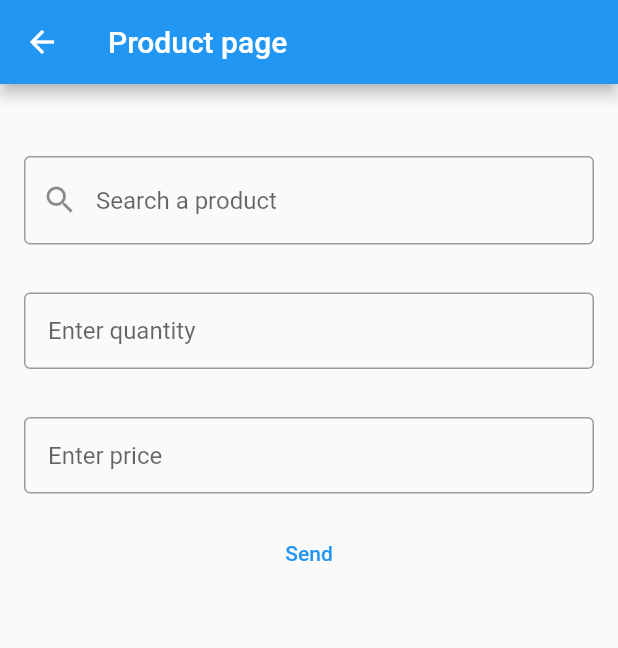
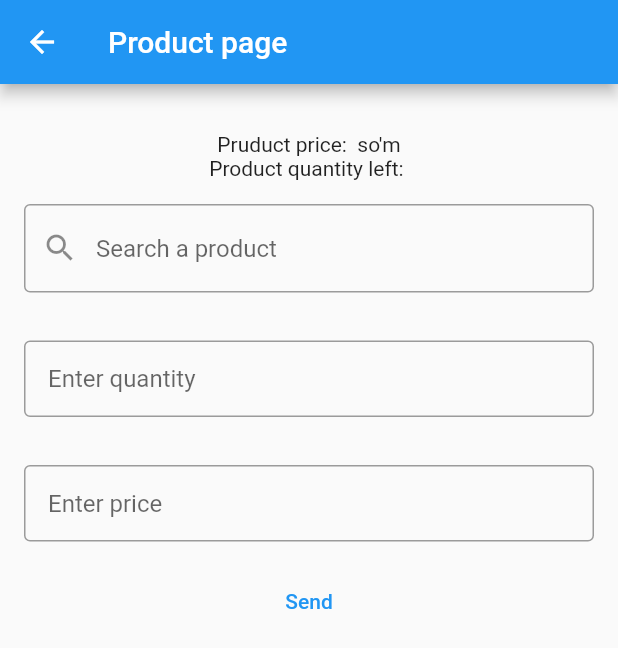
Before and after one commit to Alfraganus/flutterLearn, a Flutter app: the ProductForm screen opened directly, on a phone screen of 412 x 824 dp. Shown: the top 648 px of the screen. Run offline on Flutter 3.47's test engine with Material 2 defaults, Android fonts, the phone set to English and light mode, and no system bars; drawn by our look-alikes of flutter_typeahead; our stand-ins replace faker, file, shared_preferences; missing offline and left inert: dart:html; accounts and stored records are empty; network calls fail; statements that could not run were skipped.

Commit message:
product adding finished

```diff
--- a/lib/models/products.dart
+++ b/lib/models/products.dart
@@ -28,7 +28,7 @@ class Products {
 Future<List<Products>> getProducts() async {
   try {
     final http.Response response = await http.get(
-        Uri.parse('https://api.spector77.uz/rest/sales/products')
+        Uri.parse('https://api.spector77.uz/rest/sales/products?expand=productPrice')
     );
     if (response.statusCode == 200) {
       // print('the body is '+(response.body));
--- a/lib/models/userApi.dart
+++ b/lib/models/userApi.dart
@@ -4,21 +4,27 @@ import 'package:http/http.dart' as http;
 class User {
   final String name;
   final String id;
+  final String price;
+  final String quantity;
 
   const User({
     this.name,
     this.id,
+    this.price,
+    this.quantity
   });
 
   static User fromJson(Map<String, dynamic> json) => User(
     name: json['name'],
     id: json['id'].toString(),
+    price: json['productPrice']['price'].toString(),
+    quantity: json['productQuantity']['quantity'].toString(),
   );
 }
 
 class UserApi {
   static Future<List<User>> getUserSuggestions(String query) async {
-    final url = Uri.parse('https://api.spector77.uz/rest/sales/products');
+    final url = Uri.parse('https://api.spector77.uz/rest/sales/products?expand=productQuantity,productPrice');
     final response = await http.get(url);
 
     if (response.statusCode == 200) {
--- a/lib/pages/sale_form.dart
+++ b/lib/pages/sale_form.dart
@@ -18,7 +18,8 @@ String product_name = '';
 dynamic test = '';
 List<Product> newproducts = [];
 String sharedPrefs;
-
+String product_price = '';
+String product_quantity = '';
 
 void emptyDatas()
 {
@@ -76,7 +77,8 @@ class _ProductFormState extends State<ProductForm> {
       Column(
         children: [
           Padding(padding:  EdgeInsets.all(16)),
-
+      Text('Pruduct price: '+product_price+' so\'m'),
+      Text('Product quantity left: '+product_quantity),
           SafeArea(
             child: Container(
               padding: EdgeInsets.all(16),
@@ -115,6 +117,8 @@ class _ProductFormState extends State<ProductForm> {
                   setState(() {
                     product_name = product = '${user.name}';
                     product_id = '${user.id}';
+                    product_price = '${user.price}';
+                    // product_quantity ='${user.quantity}';
                   });
                   ScaffoldMessenger.of(context)
                     ..removeCurrentSnackBar()
```
